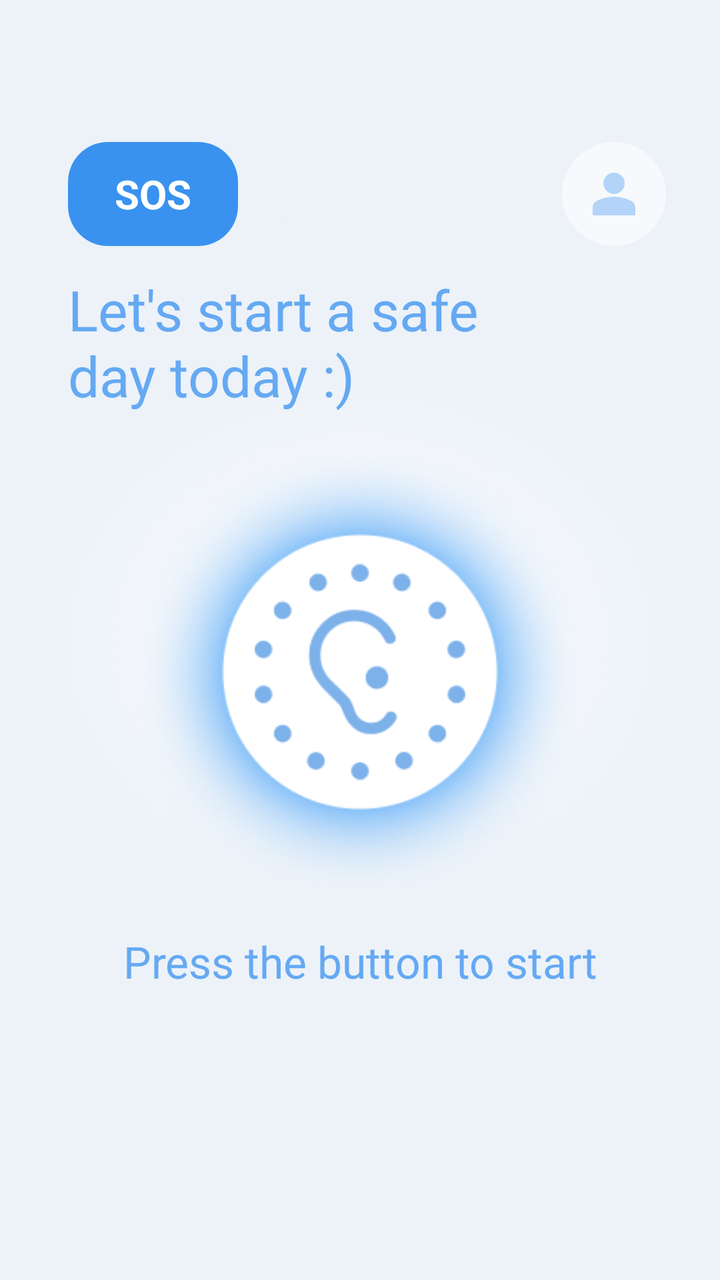
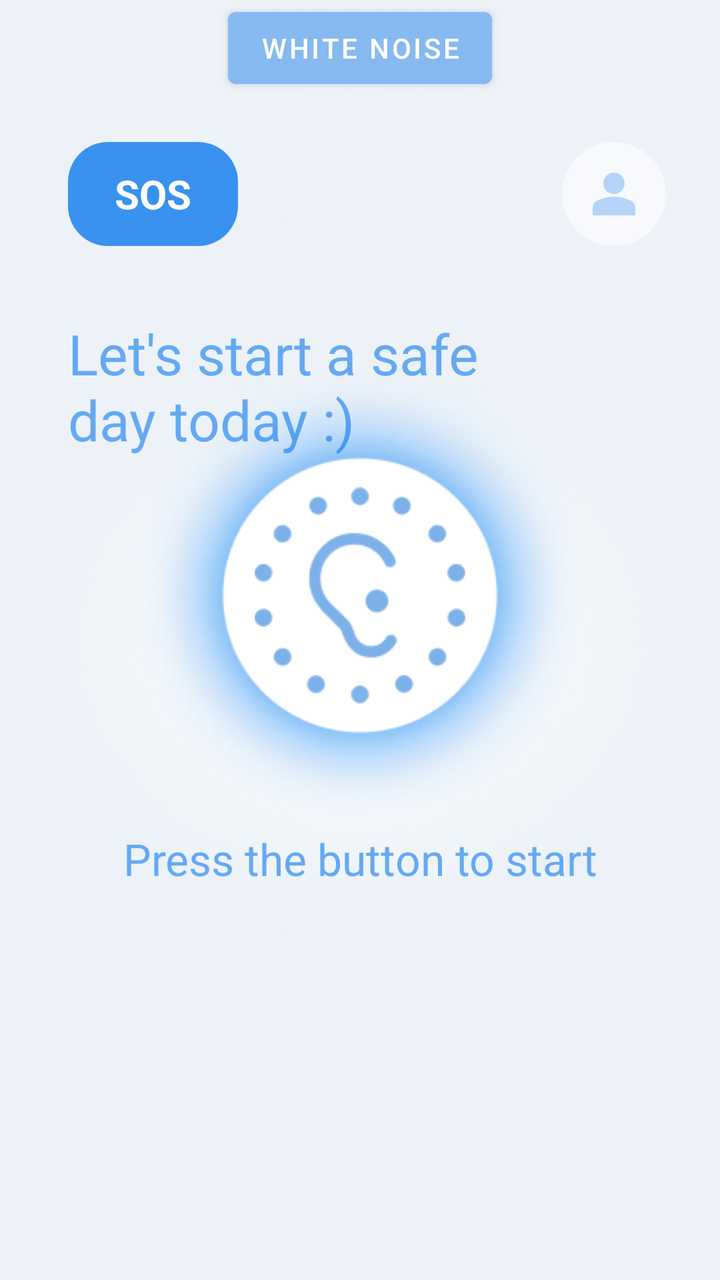

An Android layout rendered at two revisions. The XML below is the earlier revision; the diff shows what the commit changed to produce the second picture.
<!-- AndroidManifest.xml: application theme Theme.Mutism -->
<!-- res/layout/activity_main.xml -->
<?xml version="1.0" encoding="utf-8"?>
<androidx.constraintlayout.widget.ConstraintLayout
    xmlns:android="http://schemas.android.com/apk/res/android"
    xmlns:app="http://schemas.android.com/apk/res-auto"
    android:id="@+id/main"
    android:layout_width="match_parent"
    android:layout_height="match_parent"
    android:background="@drawable/bg_main3"
    android:clipChildren="false"
    android:clipToPadding="false">

    <FrameLayout
        android:id="@+id/btn_sos_container"
        android:layout_width="wrap_content"
        android:layout_height="wrap_content"
        android:layout_marginTop="71dp"
        android:layout_marginStart="34dp"
        android:background="@drawable/btn_sos_bg"
        android:clickable="true"
        android:focusable="true"
        app:layout_constraintStart_toStartOf="parent"
        app:layout_constraintTop_toTopOf="parent" >

        <TextView
            android:id="@+id/btn_sos"
            android:layout_width="85dp"
            android:layout_height="52dp"
            android:gravity="center"
            android:text="@string/button_sos"
            android:textColor="@color/white"
            android:textSize="20sp"
            android:textStyle="bold" />
    </FrameLayout>


    <ImageView
        android:id="@+id/btn_my_page"
        android:layout_width="wrap_content"
        android:layout_height="wrap_content"
        android:layout_marginTop="71dp"
        android:layout_marginEnd="27dp"
        android:src="@drawable/btn_my_page"
        app:layout_constraintEnd_toEndOf="parent"
        app:layout_constraintTop_toTopOf="parent"/>

    <TextView
        android:id="@+id/tv_welcome"
        android:layout_width="wrap_content"
        android:layout_height="wrap_content"
        android:layout_marginStart="34dp"
        android:text="@string/text_main_welcome"
        android:textColor="@color/color_primary_light"
        android:textSize="28sp"
        app:layout_constraintStart_toStartOf="parent"
        app:layout_constraintBottom_toTopOf="@+id/btn_start"
        app:layout_constraintTop_toBottomOf="@+id/btn_sos_container" />

    <TextView
        android:id="@+id/tv_recording"
        android:layout_width="wrap_content"
        android:layout_height="wrap_content"
        android:layout_marginBottom="27dp"
        android:visibility="gone"
        android:text="@string/text_main_recording"
        android:textColor="@color/color_primary"
        android:textSize="24sp"
        app:layout_constraintBottom_toTopOf="@+id/btn_start"
        app:layout_constraintStart_toStartOf="parent"
        app:layout_constraintEnd_toEndOf="parent" />

    <androidx.constraintlayout.widget.Guideline
        android:id="@+id/guideline_top"
        android:layout_width="wrap_content"
        android:layout_height="wrap_content"
        android:orientation="horizontal"
        app:layout_constraintGuide_percent="0.525" />

    <ImageView
        android:id="@+id/btn_start"
        android:layout_width="234dp"
        android:layout_height="234dp"
        android:src="@drawable/btn_start"
        app:layout_constraintStart_toStartOf="parent"
        app:layout_constraintEnd_toEndOf="parent"
        app:layout_constraintTop_toTopOf="@id/guideline_top"
        app:layout_constraintBottom_toBottomOf="@id/guideline_top" />

    <TextView
        android:id="@+id/main_tv_explain"
        android:layout_width="wrap_content"
        android:layout_height="wrap_content"
        android:layout_marginTop="13dp"
        android:text="@string/text_main_start"
        android:textColor="@color/color_primary_light"
        android:textSize="22sp"
        app:layout_constraintTop_toBottomOf="@+id/btn_start"
        app:layout_constraintStart_toStartOf="parent"
        app:layout_constraintEnd_toEndOf="parent" />

    <TextView
        android:id="@+id/tv_now_hear"
        android:layout_width="wrap_content"
        android:layout_height="wrap_content"
        android:layout_marginStart="36dp"
        android:layout_marginBottom="150dp"
        android:text="@string/text_current_noise_label"
        android:textColor="@color/color_primary_dark"
        android:textSize="20sp"
        android:visibility="gone"
        app:layout_constraintBottom_toBottomOf="parent"
        app:layout_constraintStart_toStartOf="parent" />

    <LinearLayout
        android:id="@+id/list_container"
        android:layout_width="match_parent"
        android:layout_height="wrap_content"
        android:layout_marginTop="4dp"
        android:orientation="vertical"
        android:visibility="gone"
        app:layout_constraintTop_toBottomOf="@+id/tv_now_hear"
        app:layout_constraintStart_toStartOf="parent"
        app:layout_constraintEnd_toEndOf="parent" />
 </androidx.constraintlayout.widget.ConstraintLayout>
<!-- resources referenced by this layout -->
<resources>
  <color name="color_primary">#3992EF</color>
  <color name="color_primary_dark">#2869B0</color>
  <color name="color_primary_light">#65A9F3</color>
  <color name="white">#FFFFFFFF</color>
  <!-- drawable btn_sos_bg (drawable) -->
  <?xml version="1.0" encoding="utf-8"?>
  <shape xmlns:android="http://schemas.android.com/apk/res/android"
      android:shape="rectangle">
  
      <solid android:color="@color/color_primary" />
      <corners android:radius="20dp" />
  </shape>
  <string name="button_sos">SOS</string>
  <string name="text_current_noise_label">Now you hear :</string>
  <string name="text_main_recording">Measuring sound...</string>
  <string name="text_main_start">Press the button to start</string>
  <string name="text_main_welcome">Let\'s start a safe\nday today :)</string>
  <style name="Theme.Mutism" parent="Base.Theme.Mutism" />
  <style name="Base.Theme.Mutism" parent="Theme.MaterialComponents.DayNight.NoActionBar">
          <item name="colorPrimary">@color/color_noise_bg</item> 
          <item name="chipStyle">@style/CustomChip</item>
      </style>
  <color name="color_noise_bg">#86B9EF</color>
  <style name="CustomChip" parent="@style/Widget.MaterialComponents.Chip.Filter">
          <item name="chipBackgroundColor">@color/chip_bg_color_selector</item>
          <item name="chipStrokeColor">@color/chip_stroke_selector</item>
          <item name="chipStrokeWidth">1dp</item>
  
          <item name="android:textColor">@color/chip_text_color_selector</item>
          <item name="checkedIcon">@drawable/tac_checked</item>
  
          <item name="closeIcon">@drawable/chip_cancel</item>
          <item name="closeIconTint">@color/white</item>
          <item name="closeIconSize">14dp</item>
          <item name="paddingStart">10dp</item>
          <item name="paddingEnd">10dp</item>
      </style>
  <!-- drawable tac_checked (drawable) -->
  <vector xmlns:android="http://schemas.android.com/apk/res/android"
      android:width="12dp"
      android:height="12dp"
      android:viewportWidth="12"
      android:viewportHeight="12">
    <path
        android:pathData="M6,6m-6,0a6,6 0,1 1,12 0a6,6 0,1 1,-12 0"
        android:fillColor="#86B9EF"/>
    <path
        android:pathData="M9.182,3.703C9.276,3.797 9.328,3.924 9.328,4.057C9.328,4.189 9.276,4.316 9.182,4.41L5.434,8.158C5.385,8.207 5.326,8.247 5.261,8.274C5.197,8.3 5.127,8.314 5.057,8.314C4.987,8.314 4.918,8.3 4.853,8.274C4.788,8.247 4.729,8.207 4.68,8.158L2.818,6.296C2.77,6.25 2.732,6.195 2.706,6.134C2.68,6.073 2.666,6.007 2.665,5.941C2.665,5.875 2.677,5.809 2.703,5.747C2.728,5.686 2.765,5.63 2.812,5.583C2.859,5.536 2.914,5.499 2.976,5.474C3.037,5.449 3.103,5.436 3.17,5.437C3.236,5.437 3.302,5.451 3.363,5.477C3.424,5.503 3.479,5.541 3.525,5.589L5.057,7.121L8.475,3.703C8.521,3.657 8.576,3.62 8.637,3.595C8.698,3.57 8.763,3.557 8.828,3.557C8.894,3.557 8.959,3.57 9.02,3.595C9.08,3.62 9.135,3.657 9.182,3.703Z"
        android:fillColor="#ffffff"
        android:fillType="evenOdd"/>
  </vector>
  <!-- drawable chip_cancel (drawable) -->
  <vector xmlns:android="http://schemas.android.com/apk/res/android"
      android:width="20dp"
      android:height="20dp"
      android:viewportWidth="6"
      android:viewportHeight="6">
    <path
        android:pathData="M0.9407,5.0599L3.0004,3.0002L5.0602,5.0599M5.0602,0.9404L3,3.0002L0.9407,0.9404"
        android:strokeLineJoin="round"
        android:strokeWidth="0.5"
        android:fillColor="#00000000"
        android:strokeColor="#ffffff"
        android:strokeLineCap="round"/>
  </vector>
  <!-- unchanged entries left out for length: 3 -->
</resources>

<!-- the commit's change to res/layout/activity_main.xml (unified diff, before → after) -->
@@ -51,8 +51,8 @@
         android:text="@string/text_main_welcome"
         android:textColor="@color/color_primary_light"
         android:textSize="28sp"
+        android:layout_marginTop="35dp"
         app:layout_constraintStart_toStartOf="parent"
-        app:layout_constraintBottom_toTopOf="@+id/btn_start"
         app:layout_constraintTop_toBottomOf="@+id/btn_sos_container" />
 
     <TextView
@@ -73,7 +73,7 @@
         android:layout_width="wrap_content"
         android:layout_height="wrap_content"
         android:orientation="horizontal"
-        app:layout_constraintGuide_percent="0.525" />
+        app:layout_constraintGuide_percent="0.465" />
 
     <ImageView
         android:id="@+id/btn_start"
@@ -89,13 +89,36 @@
         android:id="@+id/main_tv_explain"
         android:layout_width="wrap_content"
         android:layout_height="wrap_content"
-        android:layout_marginTop="13dp"
         android:text="@string/text_main_start"
         android:textColor="@color/color_primary_light"
         android:textSize="22sp"
         app:layout_constraintTop_toBottomOf="@+id/btn_start"
         app:layout_constraintStart_toStartOf="parent"
         app:layout_constraintEnd_toEndOf="parent" />
+
+    <FrameLayout
+        android:id="@+id/btn_stop_white_noise_container"
+        android:layout_width="wrap_content"
+        android:layout_height="wrap_content"
+        android:background="@drawable/btn_stop_white_noise_bg"
+        android:clickable="true"
+        android:focusable="true"
+        android:visibility="gone"
+        android:layout_marginTop="15dp"
+        app:layout_constraintStart_toStartOf="parent"
+        app:layout_constraintEnd_toEndOf="parent"
+        app:layout_constraintTop_toBottomOf="@+id/main_tv_explain" >
+
+        <TextView
+            android:id="@+id/btn_stop_white_noise"
+            android:layout_width="230dp"
+            android:layout_height="wrap_content"
+            android:padding="10dp"
+            android:gravity="center"
+            android:text="Turn Off the White Noise"
+            android:textColor="@color/white"
+            android:textSize="18sp" />
+    </FrameLayout>
 
     <TextView
         android:id="@+id/tv_now_hear"
@@ -108,6 +131,7 @@
         android:textSize="20sp"
         android:visibility="gone"
         app:layout_constraintBottom_toBottomOf="parent"
+        app:layout_constraintTop_toBottomOf="@+id/btn_stop_white_noise_container"
         app:layout_constraintStart_toStartOf="parent" />
 
     <LinearLayout
@@ -120,4 +144,13 @@
         app:layout_constraintTop_toBottomOf="@+id/tv_now_hear"
         app:layout_constraintStart_toStartOf="parent"
         app:layout_constraintEnd_toEndOf="parent" />
+
+    <Button
+        android:id="@+id/btn_white_noise"
+        android:layout_width="wrap_content"
+        android:layout_height="wrap_content"
+        app:layout_constraintTop_toTopOf="parent"
+        android:text="white noise"
+        app:layout_constraintStart_toStartOf="parent"
+        app:layout_constraintEnd_toEndOf="parent"/>
  </androidx.constraintlayout.widget.ConstraintLayout>
<!-- resource entries referenced after the edit -->
@@ -11,6 +11,14 @@
   
       <solid android:color="@color/color_primary" />
       <corners android:radius="20dp" />
+  </shape>
+  <!-- drawable btn_stop_white_noise_bg (drawable) -->
+  <?xml version="1.0" encoding="utf-8"?>
+  <shape xmlns:android="http://schemas.android.com/apk/res/android"
+      android:shape="rectangle">
+  
+      <solid android:color="@color/color_noise_bg" />
+      <corners android:radius="15dp" />
   </shape>
   <string name="button_sos">SOS</string>
   <string name="text_current_noise_label">Now you hear :</string>
